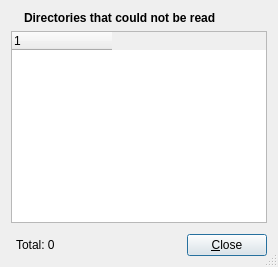
The window that src/unreadable-dirs-window.ui (Lithopsian/qdirstat) describes before a commit, drawn with Qt 5.
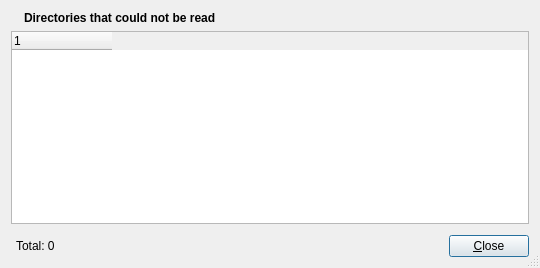
The same window after the commit. Icons and pictures are not drawn.

The edit to the form file:
```diff
--- a/src/unreadable-dirs-window.ui
+++ b/src/unreadable-dirs-window.ui
@@ -2,6 +2,14 @@
 <ui version="4.0">
  <class>UnreadableDirsWindow</class>
  <widget class="QDialog" name="UnreadableDirsWindow">
+  <property name="geometry">
+   <rect>
+    <x>0</x>
+    <y>0</y>
+    <width>540</width>
+    <height>268</height>
+   </rect>
+  </property>
   <property name="windowTitle">
    <string>Unreadable Directories</string>
   </property>
```
Left out of the diff: 2 changed lines with no effect on the pictures.
